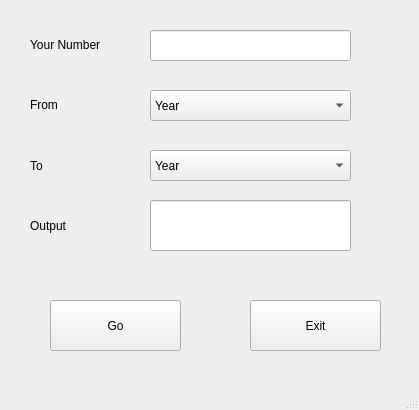
This is uis/Ui_Base/time_convert.ui in JordanLeich/Ultimate-Calculator as Qt 5 draws it before an edit. The edited form follows.
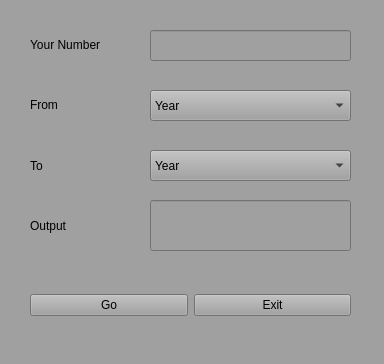
This is the edited form.

The edit to the form file:
```diff
--- a/uis/Ui_Base/time_convert.ui
+++ b/uis/Ui_Base/time_convert.ui
@@ -6,12 +6,15 @@
    <rect>
     <x>0</x>
     <y>0</y>
-    <width>419</width>
-    <height>410</height>
+    <width>384</width>
+    <height>364</height>
    </rect>
   </property>
   <property name="windowTitle">
-   <string>MainWindow</string>
+   <string>Time Converter</string>
+  </property>
+  <property name="styleSheet">
+   <string notr="true">background-color: rgb(160, 160, 160);</string>
   </property>
   <widget class="QWidget" name="centralwidget">
    <widget class="QLineEdit" name="first_line">
@@ -46,6 +49,9 @@
       <height>31</height>
      </rect>
     </property>
+    <property name="currentText">
+     <string>Month</string>
+    </property>
     <item>
      <property name="text">
       <string>Year</string>
@@ -113,32 +119,6 @@
      <string>Output</string>
     </property>
    </widget>
-   <widget class="QPushButton" name="go_btn">
-    <property name="geometry">
-     <rect>
-      <x>50</x>
-      <y>300</y>
-      <width>131</width>
-      <height>51</height>
-     </rect>
-    </property>
-    <property name="text">
-     <string>Go</string>
-    </property>
-   </widget>
-   <widget class="QPushButton" name="exit_btn">
-    <property name="geometry">
-     <rect>
-      <x>250</x>
-      <y>300</y>
-      <width>131</width>
-      <height>51</height>
-     </rect>
-    </property>
-    <property name="text">
-     <string>Exit</string>
-    </property>
-   </widget>
    <widget class="QComboBox" name="unit_box_2">
     <property name="geometry">
      <rect>
@@ -192,6 +172,32 @@
      <string>To</string>
     </property>
    </widget>
+   <widget class="QWidget" name="">
+    <property name="geometry">
+     <rect>
+      <x>30</x>
+      <y>270</y>
+      <width>321</width>
+      <height>71</height>
+     </rect>
+    </property>
+    <layout class="QHBoxLayout" name="horizontalLayout">
+     <item>
+      <widget class="QPushButton" name="go_btn">
+       <property name="text">
+        <string>Go</string>
+       </property>
+      </widget>
+     </item>
+     <item>
+      <widget class="QPushButton" name="exit_btn">
+       <property name="text">
+        <string>Exit</string>
+       </property>
+      </widget>
+     </item>
+    </layout>
+   </widget>
   </widget>
   <widget class="QStatusBar" name="statusbar"/>
  </widget>
```
